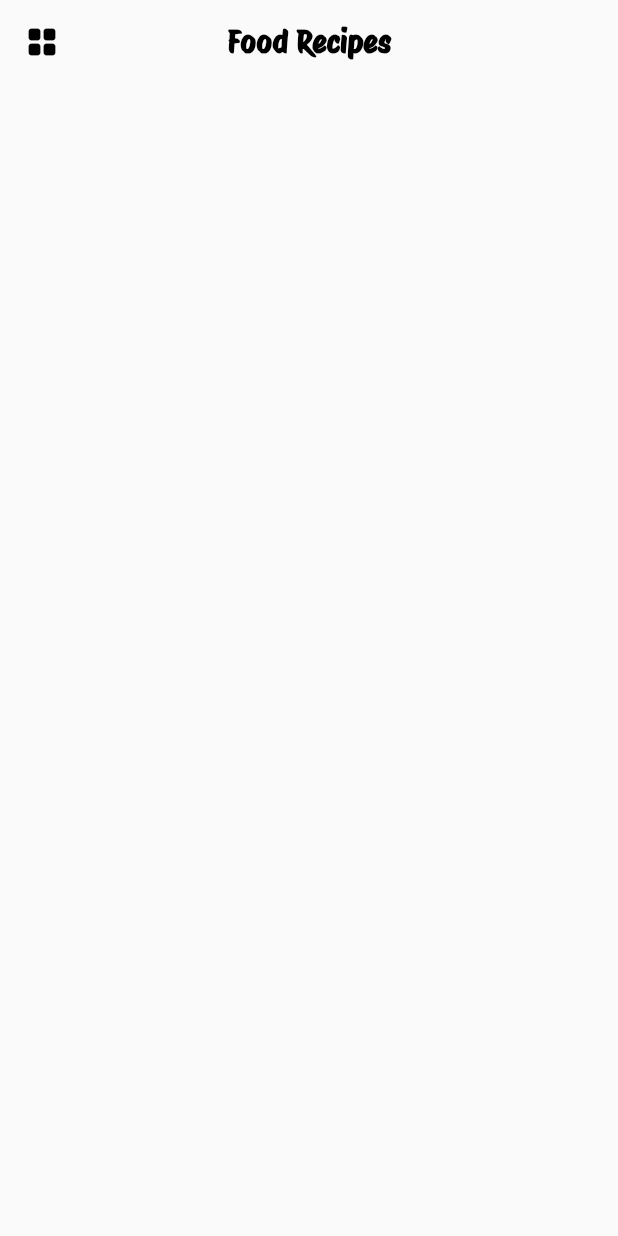
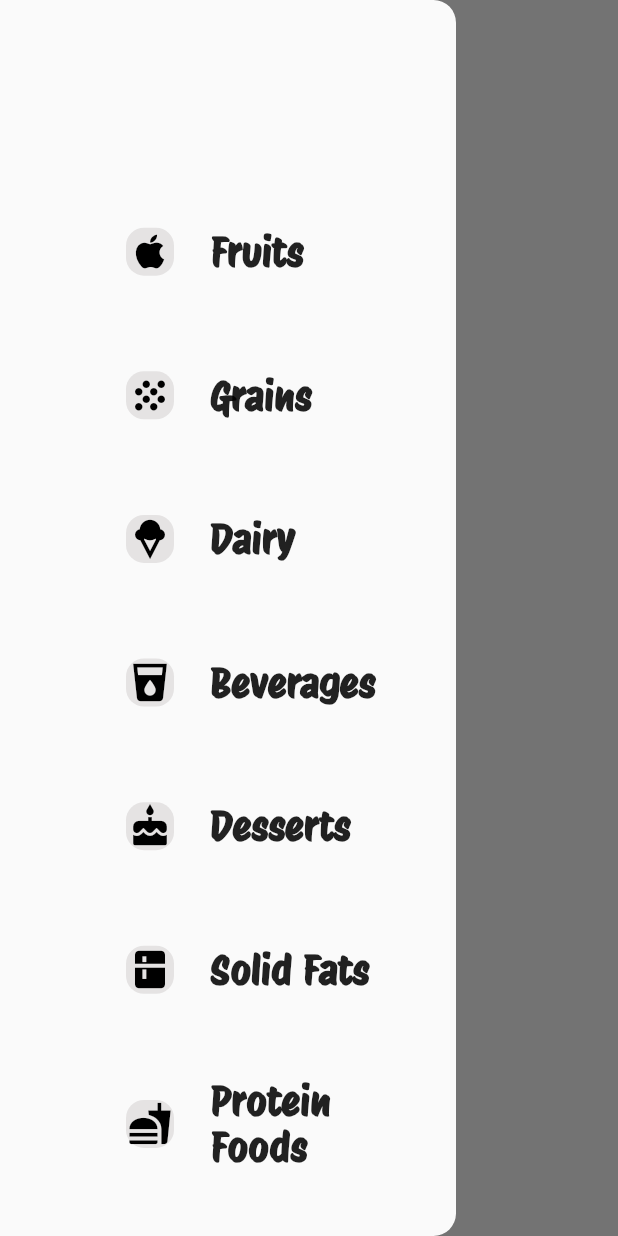
Before and after one commit to Radwa812-Apps/Food-Recipes, a Flutter app: the screen it shows after launch, with the side drawer open (before the commit the screen has no drawer), on a phone screen of 412 x 824 dp. Run offline on Flutter 3.47's test engine with Material 2 defaults, Android fonts, the light colour scheme and no system bars.

Commit message:
create catigory view

```diff
--- a/lib/feature/home/presentation/views/home_view.dart
+++ b/lib/feature/home/presentation/views/home_view.dart
@@ -1,4 +1,6 @@
 import 'package:flutter/material.dart';
+import 'package:quote_generator/feature/home/presentation/views/widgets/catigory_icon_w.dart';
+import 'package:quote_generator/feature/home/presentation/views/widgets/catigory_w.dart';
 
 class HomeView extends StatelessWidget {
   const HomeView({super.key});
@@ -6,18 +8,17 @@ class HomeView extends StatelessWidget {
   @override
   Widget build(BuildContext context) {
     return Scaffold(
+      drawer: const CatigoryWidget(),
       appBar: AppBar(
-          leading: const Icon(
-            Icons.grid_view_rounded,
-            color: Colors.black,
-          ),
+        leading: const CatigoryIcon(),
         elevation: 0,
         centerTitle: true,
         backgroundColor: Colors.transparent,
         title: const Text(
           'Food Recipes',
           style: TextStyle(color: Colors.black, fontWeight: FontWeight.bold),
-          )),
+        ),
+      ),
     );
   }
 }
--- /dev/null
+++ b/lib/feature/home/presentation/views/widgets/catigory_body_w.dart
@@ -0,0 +1,26 @@
+import 'package:flutter/cupertino.dart';
+import 'package:flutter/material.dart';
+
+import 'catigory_item_w.dart';
+
+class CatigoryBodyW extends StatelessWidget {
+  const CatigoryBodyW({
+    Key? key,
+  }) : super(key: key);
+
+  @override
+  Widget build(BuildContext context) {
+    return Column(
+      mainAxisAlignment: MainAxisAlignment.spaceEvenly,
+      children: const [
+        CatigoryItemW(name: 'Fruits', icon: Icons.apple),
+        CatigoryItemW(name: 'Grains', icon: Icons.grain),
+        CatigoryItemW(name: 'Dairy', icon: Icons.icecream),
+        CatigoryItemW(name: 'Beverages', icon: Icons.local_drink),
+        CatigoryItemW(name: 'Desserts', icon: Icons.cake),
+        CatigoryItemW(name: 'Solid Fats', icon: Icons.kitchen),
+        CatigoryItemW(name: 'Protein Foods', icon: Icons.fastfood),
+      ],
+    );
+  }
+}
--- /dev/null
+++ b/lib/feature/home/presentation/views/widgets/catigory_icon_w.dart
@@ -0,0 +1,23 @@
+import 'package:flutter/cupertino.dart';
+import 'package:flutter/material.dart';
+
+class CatigoryIcon extends StatelessWidget {
+  const CatigoryIcon({
+    Key? key,
+  }) : super(key: key);
+
+  @override
+  Widget build(BuildContext context) {
+    return Builder(builder: ((context) {
+      return IconButton(
+        onPressed: (() {
+          Scaffold.of(context).openDrawer();
+        }),
+        icon: const Icon(
+          Icons.grid_view_rounded,
+          color: Colors.black,
+        ),
+      );
+    }));
+  }
+}
--- /dev/null
+++ b/lib/feature/home/presentation/views/widgets/catigory_item_w.dart
@@ -0,0 +1,37 @@
+import 'package:flutter/material.dart';
+
+class CatigoryItemW extends StatelessWidget {
+  const CatigoryItemW({
+    Key? key,
+    required this.icon,
+    required this.name,
+  }) : super(key: key);
+  final IconData icon;
+  final String name;
+  @override
+  Widget build(BuildContext context) {
+    return ListTile(
+      leading: IconButton(
+        onPressed: (() {}),
+        icon: Container(
+          height: 70,
+          width: 70,
+          decoration: BoxDecoration(
+              borderRadius: BorderRadius.circular(
+                12,
+              ),
+              color: const Color.fromARGB(97, 194, 189, 189)),
+          child: Icon(
+            icon,
+            size: 30,
+            color: Colors.black,
+          ),
+        ),
+      ),
+      title: Text(
+        name,
+        style: const TextStyle(fontSize: 26, fontWeight: FontWeight.bold),
+      ),
+    );
+  }
+}
--- /dev/null
+++ b/lib/feature/home/presentation/views/widgets/catigory_w.dart
@@ -0,0 +1,22 @@
+import 'package:flutter/material.dart';
+
+import 'catigory_body_w.dart';
+
+class CatigoryWidget extends StatelessWidget {
+  const CatigoryWidget({super.key});
+
+  @override
+  Widget build(BuildContext context) {
+    return const ClipRRect(
+      borderRadius: BorderRadius.only(
+        topRight: Radius.circular(15.0),
+        bottomRight: Radius.circular(15.0),
+      ),
+      child: Drawer(
+        child: Padding(
+            padding: EdgeInsets.only(top: 100, left: 60),
+            child: CatigoryBodyW()),
+      ),
+    );
+  }
+}
--- a/lib/main.dart
+++ b/lib/main.dart
@@ -14,7 +14,7 @@ class FoodRecipes extends StatelessWidget {
       debugShowCheckedModeBanner: false,
       theme:
           ThemeData(primarySwatch: Colors.purple, fontFamily: 'Protest Riot'),
-      home: const HomeView(),
+      home:  const HomeView(),
     );
   }
 }
```
Lines whose indentation alone changed are shown as unchanged.
